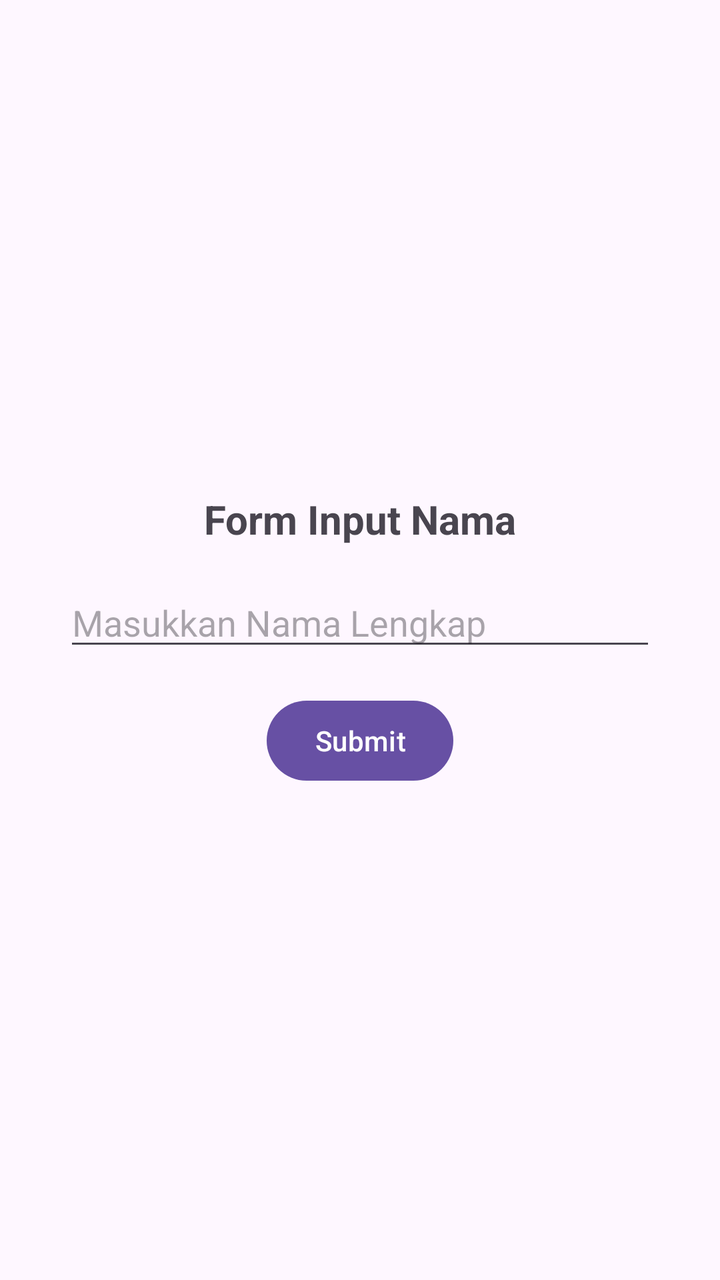
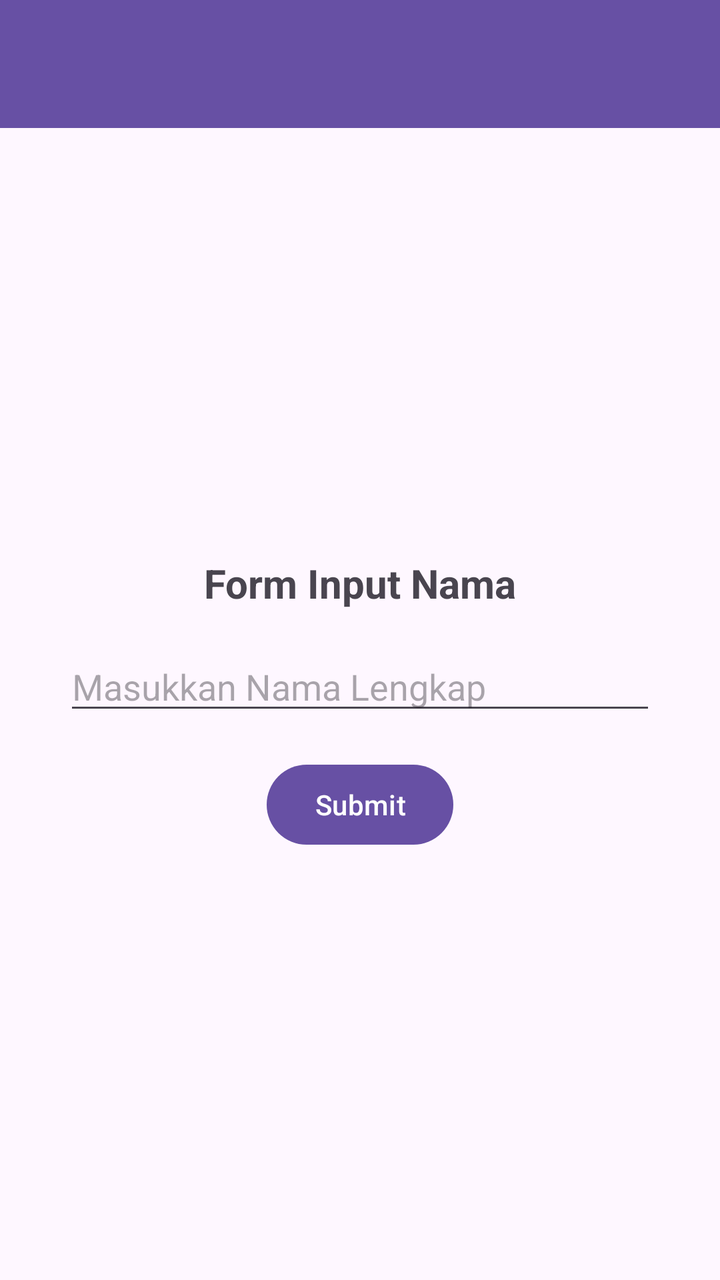

Compare the two renders of this Android layout. The source of the first and the diff that turns it into the second are given below.
<!-- AndroidManifest.xml: application theme Theme.Salman3TIE -->
<!-- res/layout/activity_second.xml -->
<?xml version="1.0" encoding="utf-8"?>
<androidx.constraintlayout.widget.ConstraintLayout xmlns:android="http://schemas.android.com/apk/res/android"
    xmlns:app="http://schemas.android.com/apk/res-auto"
    xmlns:tools="http://schemas.android.com/tools"
    android:id="@+id/main"
    android:layout_width="match_parent"
    android:layout_height="match_parent"
    tools:context=".pertemuan_2.SecondActivity">

    <TextView
        android:id="@+id/textNama"
        android:layout_width="wrap_content"
        android:layout_height="wrap_content"
        android:text="Form Input Nama"
        android:textSize="20sp"
        android:textStyle="bold"
        app:layout_constraintBottom_toTopOf="@+id/inputNama"
        app:layout_constraintEnd_toEndOf="parent"
        app:layout_constraintStart_toStartOf="parent"
        app:layout_constraintTop_toTopOf="parent"
        app:layout_constraintVertical_chainStyle="packed" />

    <EditText
        android:id="@+id/inputNama"
        android:layout_width="0dp"
        android:layout_height="wrap_content"
        android:layout_marginStart="32dp"
        android:layout_marginTop="16dp"
        android:layout_marginEnd="32dp"
        android:hint="Masukkan Nama Lengkap"
        android:inputType="textPersonName"
        app:layout_constraintBottom_toTopOf="@+id/btnSubmit"
        app:layout_constraintEnd_toEndOf="parent"
        app:layout_constraintStart_toStartOf="parent"
        app:layout_constraintTop_toBottomOf="@+id/textNama" />

    <Button
        android:id="@+id/btnSubmit"
        android:layout_width="wrap_content"
        android:layout_height="wrap_content"
        android:layout_marginTop="16dp"
        android:text="Submit"
        app:layout_constraintBottom_toBottomOf="parent"
        app:layout_constraintEnd_toEndOf="parent"
        app:layout_constraintStart_toStartOf="parent"
        app:layout_constraintTop_toBottomOf="@+id/inputNama" />

</androidx.constraintlayout.widget.ConstraintLayout>
<!-- resources referenced by this layout -->
<resources>
  <style name="Theme.Salman3TIE" parent="Base.Theme.Salman3TIE" />
  <style name="Base.Theme.Salman3TIE" parent="Theme.Material3.DayNight.NoActionBar">
          
          
      </style>
</resources>

<!-- the commit's change to res/layout/activity_second.xml (unified diff, before → after) -->
@@ -1,48 +1,63 @@
 <?xml version="1.0" encoding="utf-8"?>
-<androidx.constraintlayout.widget.ConstraintLayout xmlns:android="http://schemas.android.com/apk/res/android"
+<LinearLayout xmlns:android="http://schemas.android.com/apk/res/android"
     xmlns:app="http://schemas.android.com/apk/res-auto"
     xmlns:tools="http://schemas.android.com/tools"
     android:id="@+id/main"
     android:layout_width="match_parent"
     android:layout_height="match_parent"
+    android:orientation="vertical"
     tools:context=".pertemuan_2.SecondActivity">
 
-    <TextView
-        android:id="@+id/textNama"
-        android:layout_width="wrap_content"
-        android:layout_height="wrap_content"
-        android:text="Form Input Nama"
-        android:textSize="20sp"
-        android:textStyle="bold"
-        app:layout_constraintBottom_toTopOf="@+id/inputNama"
-        app:layout_constraintEnd_toEndOf="parent"
-        app:layout_constraintStart_toStartOf="parent"
-        app:layout_constraintTop_toTopOf="parent"
-        app:layout_constraintVertical_chainStyle="packed" />
+    <androidx.appcompat.widget.Toolbar
+        android:id="@+id/toolbar"
+        android:layout_width="match_parent"
+        android:layout_height="?attr/actionBarSize"
+        android:background="?attr/colorPrimary"
+        app:titleTextColor="@android:color/white" />
 
-    <EditText
-        android:id="@+id/inputNama"
-        android:layout_width="0dp"
-        android:layout_height="wrap_content"
-        android:layout_marginStart="32dp"
-        android:layout_marginTop="16dp"
-        android:layout_marginEnd="32dp"
-        android:hint="Masukkan Nama Lengkap"
-        android:inputType="textPersonName"
-        app:layout_constraintBottom_toTopOf="@+id/btnSubmit"
-        app:layout_constraintEnd_toEndOf="parent"
-        app:layout_constraintStart_toStartOf="parent"
-        app:layout_constraintTop_toBottomOf="@+id/textNama" />
+    <androidx.constraintlayout.widget.ConstraintLayout
+        android:layout_width="match_parent"
+        android:layout_height="match_parent">
 
-    <Button
-        android:id="@+id/btnSubmit"
-        android:layout_width="wrap_content"
-        android:layout_height="wrap_content"
-        android:layout_marginTop="16dp"
-        android:text="Submit"
-        app:layout_constraintBottom_toBottomOf="parent"
-        app:layout_constraintEnd_toEndOf="parent"
-        app:layout_constraintStart_toStartOf="parent"
-        app:layout_constraintTop_toBottomOf="@+id/inputNama" />
+        <TextView
+            android:id="@+id/textNama"
+            android:layout_width="wrap_content"
+            android:layout_height="wrap_content"
+            android:text="Form Input Nama"
+            android:textSize="20sp"
+            android:textStyle="bold"
+            app:layout_constraintBottom_toTopOf="@+id/inputNama"
+            app:layout_constraintEnd_toEndOf="parent"
+            app:layout_constraintStart_toStartOf="parent"
+            app:layout_constraintTop_toTopOf="parent"
+            app:layout_constraintVertical_chainStyle="packed" />
 
-</androidx.constraintlayout.widget.ConstraintLayout>
+        <EditText
+            android:id="@+id/inputNama"
+            android:layout_width="0dp"
+            android:layout_height="wrap_content"
+            android:layout_marginStart="32dp"
+            android:layout_marginTop="16dp"
+            android:layout_marginEnd="32dp"
+            android:autofillHints="name"
+            android:hint="Masukkan Nama Lengkap"
+            android:inputType="textPersonName"
+            app:layout_constraintBottom_toTopOf="@+id/btnSubmit"
+            app:layout_constraintEnd_toEndOf="parent"
+            app:layout_constraintStart_toStartOf="parent"
+            app:layout_constraintTop_toBottomOf="@+id/textNama" />
+
+        <com.google.android.material.button.MaterialButton
+            android:id="@+id/btnSubmit"
+            android:layout_width="wrap_content"
+            android:layout_height="wrap_content"
+            android:layout_marginTop="16dp"
+            android:text="Submit"
+            app:layout_constraintBottom_toBottomOf="parent"
+            app:layout_constraintEnd_toEndOf="parent"
+            app:layout_constraintStart_toStartOf="parent"
+            app:layout_constraintTop_toBottomOf="@+id/inputNama" />
+
+    </androidx.constraintlayout.widget.ConstraintLayout>
+
+</LinearLayout>
